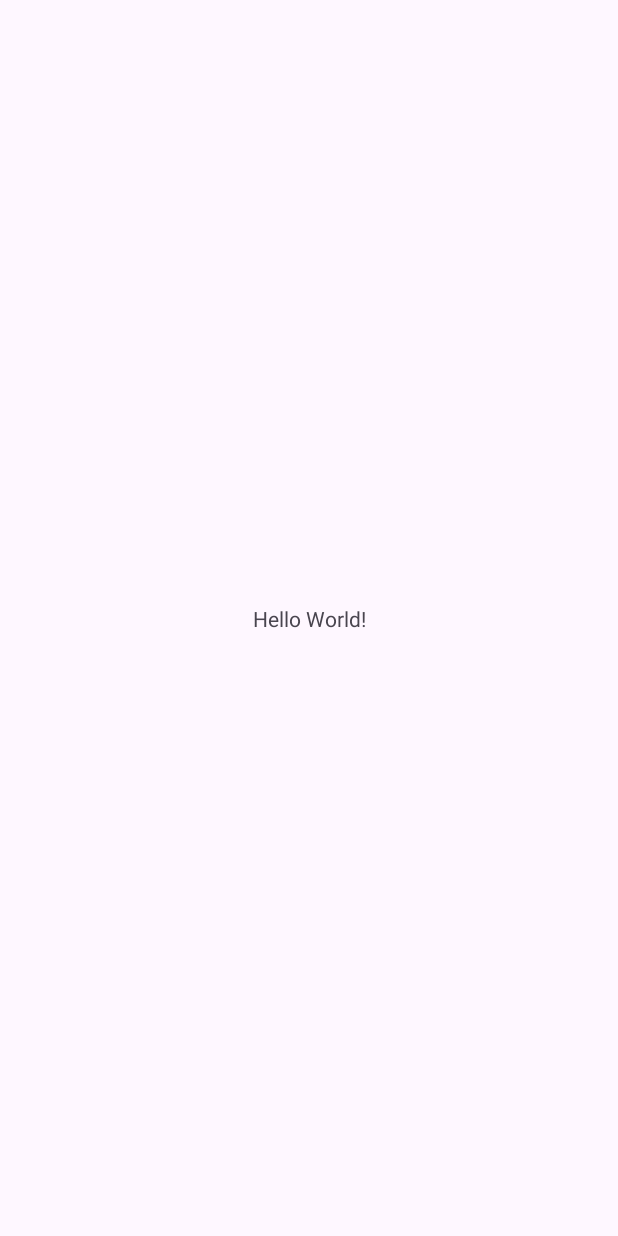
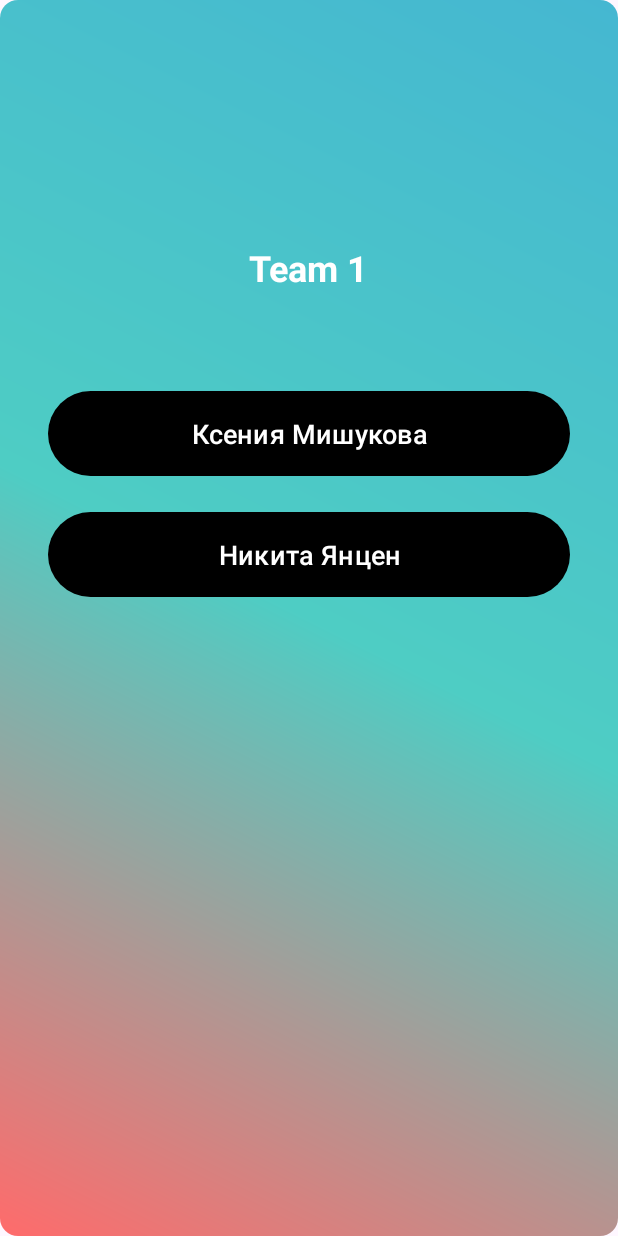
Before and after one commit to KseniyaMishukova/Meeting-Surprise, an Android app: the screen it shows after launch (MainActivity), on a phone screen of 412 x 824 dp. Before the commit the screen is almost empty. Run offline under Robolectric (Android 15) with nearby library versions, the phone set to English and light mode, and no system bars.

Commit message:
Главный экран + тосты

```diff
--- a/app/src/main/java/ru/nkyancen/meetingsurprise/MainActivity.kt
+++ b/app/src/main/java/ru/nkyancen/meetingsurprise/MainActivity.kt
@@ -1,14 +1,27 @@
 package ru.nkyancen.meetingsurprise
 
 import android.os.Bundle
-import androidx.activity.enableEdgeToEdge
+import android.widget.Button
+import android.widget.Toast
 import androidx.appcompat.app.AppCompatActivity
-import androidx.core.view.ViewCompat
-import androidx.core.view.WindowInsetsCompat
 
 class MainActivity : AppCompatActivity() {
+
     override fun onCreate(savedInstanceState: Bundle?) {
         super.onCreate(savedInstanceState)
         setContentView(R.layout.activity_main)
+
+        // Находим кнопки по id
+        val kseniaButton = findViewById<Button>(R.id.buttonKsenia)
+        val nikitaButton = findViewById<Button>(R.id.buttonNikita)
+
+        // Обработчики нажатий
+        kseniaButton.setOnClickListener {
+            Toast.makeText(this, "Привет, Ксения!", Toast.LENGTH_SHORT).show()
+        }
+
+        nikitaButton.setOnClickListener {
+            Toast.makeText(this, "Привет, Никита!", Toast.LENGTH_SHORT).show()
+        }
     }
 }
--- /dev/null
+++ b/app/src/main/res/drawable/gradient_background.xml
@@ -0,0 +1,10 @@
+<?xml version="1.0" encoding="utf-8"?>
+<shape xmlns:android="http://schemas.android.com/apk/res/android">
+    <gradient
+        android:startColor="#FF6B6B"
+        android:centerColor="#4ECDC4"
+        android:endColor="#45B7D1"
+        android:angle="45"
+        android:type="linear" />
+    <corners android:radius="12dp" />
+</shape>
--- a/app/src/main/res/layout/activity_main.xml
+++ b/app/src/main/res/layout/activity_main.xml
@@ -1,19 +1,42 @@
-<?xml version="1.0" encoding="utf-8"?>
-<androidx.constraintlayout.widget.ConstraintLayout xmlns:android="http://schemas.android.com/apk/res/android"
+<LinearLayout xmlns:android="http://schemas.android.com/apk/res/android"
     xmlns:app="http://schemas.android.com/apk/res-auto"
-    xmlns:tools="http://schemas.android.com/tools"
-    android:id="@+id/main"
     android:layout_width="match_parent"
     android:layout_height="match_parent"
-    tools:context=".MainActivity">
+    android:orientation="vertical"
+    android:padding="32dp"
+    android:gravity="center_horizontal"
+    android:background="@drawable/gradient_background">
 
     <TextView
         android:layout_width="wrap_content"
         android:layout_height="wrap_content"
-        android:text="Hello World!"
-        app:layout_constraintBottom_toBottomOf="parent"
-        app:layout_constraintEnd_toEndOf="parent"
-        app:layout_constraintStart_toStartOf="parent"
-        app:layout_constraintTop_toTopOf="parent" />
+        android:text="Team 1"
+        android:textSize="24sp"
+        android:textStyle="bold"
+        android:layout_marginTop="130dp"
+        android:layout_marginBottom="32dp"
+        android:textColor="#FFFFFF" />
 
-</androidx.constraintlayout.widget.ConstraintLayout>
+    <Button
+        android:id="@+id/buttonKsenia"
+        android:layout_width="match_parent"
+        android:layout_height="wrap_content"
+        android:text="Ксения Мишукова"
+        android:textSize="18sp"
+        android:padding="16dp"
+        android:layout_marginTop="30dp"
+        android:layout_marginBottom="16dp"
+        app:backgroundTint="#000000"
+        android:textColor="#FFFFFF" />
+
+    <Button
+        android:id="@+id/buttonNikita"
+        android:layout_width="match_parent"
+        android:layout_height="wrap_content"
+        android:text="Никита Янцен"
+        android:textSize="18sp"
+        android:padding="16dp"
+        app:backgroundTint="#000000"
+        android:textColor="#FFFFFF" />
+
+</LinearLayout>
```
